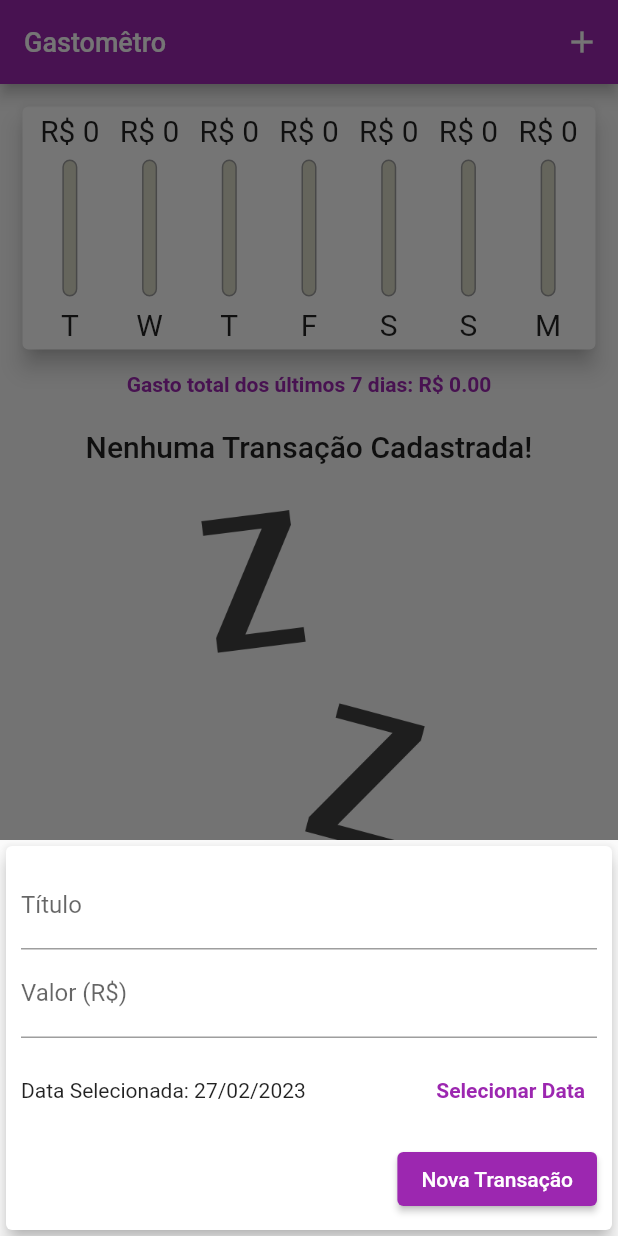
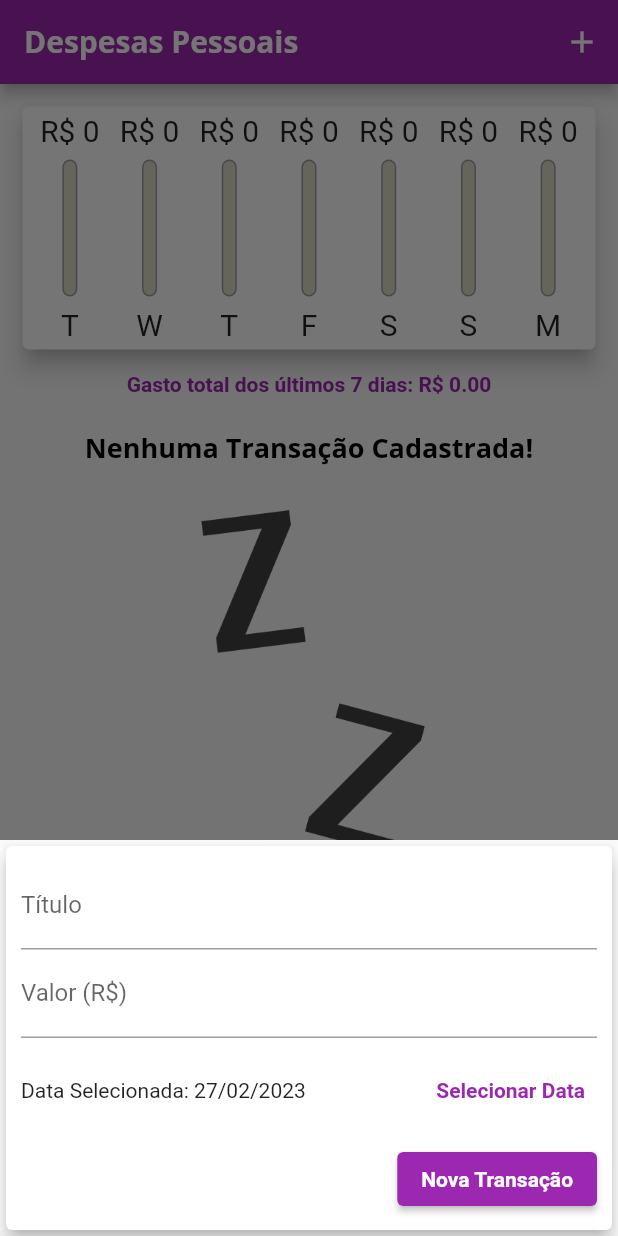
Before and after one commit to Joaovsb30/despesas_pessoais, a Flutter app: the screen it shows after launch, after a tap on the "add" icon, on a phone screen of 412 x 824 dp. Run offline on Flutter 3.47's test engine with Material 2 defaults, Android fonts, the phone set to English and light mode, and no system bars; our stand-ins replace firebase_core; accounts and stored records are empty.

Commit message:
Salvando antes de fazer cagada

```diff
--- /dev/null
+++ b/lib/components/adaptative_button.dart
@@ -0,0 +1,27 @@
+import 'dart:io';
+import 'package:flutter/cupertino.dart';
+import 'package:flutter/material.dart';
+
+class AdaptativeButton extends StatelessWidget {
+  final String? label;
+  final Function()? onPressed;
+
+  AdaptativeButton({
+    this.label,
+    this.onPressed
+});
+
+  @override
+  Widget build(BuildContext context) {
+    return Platform.isIOS ?
+        CupertinoButton(
+            child: Text(label!),
+            onPressed: onPressed!
+        ) :
+
+    ElevatedButton(
+        onPressed: onPressed!,
+        child: Text(label!)
+    );
+  }
+}
--- /dev/null
+++ b/lib/components/adaptative_textField.dart
@@ -0,0 +1,33 @@
+import 'package:flutter/cupertino.dart';
+import 'package:flutter/material.dart';
+import 'dart:io';
+
+
+
+class AdaptativeTextField extends StatelessWidget {
+  final TextEditingController? controller;
+  final Function? onSubmited;
+  final bool? decimalChange;
+  final String? labelText;
+
+  AdaptativeTextField({required this.controller, required this.onSubmited, required this.decimalChange, required this.labelText});
+
+  @override
+  Widget build(BuildContext context) {
+    return Platform.isIOS ?
+
+    CupertinoTextField(
+      keyboardType: TextInputType.numberWithOptions(decimal: decimalChange),
+      onSubmitted: (_) => onSubmited!(),
+      controller: controller,
+      placeholder: labelText,
+    ) :
+
+    TextField(
+      keyboardType: TextInputType.numberWithOptions(decimal: decimalChange),
+      controller: controller!,
+      onSubmitted: (_) => onSubmited!(),
+      decoration: InputDecoration(labelText: labelText),
+    );
+  }
+}
--- a/lib/components/chart_bar.dart
+++ b/lib/components/chart_bar.dart
@@ -5,12 +5,14 @@ class ChartBar extends StatelessWidget {
   final double? value;
   final double? percentage;
 
-  const ChartBar({
+   ChartBar({
     this.label,
     this.value,
     this.percentage,
     Key? key,
   }) : super(key: key);
+
+  final tema = ThemeData();
 
   @override
   Widget build(BuildContext context) {
@@ -45,7 +47,7 @@ class ChartBar extends StatelessWidget {
                         heightFactor: percentage,
                         child: Container(
                           decoration: BoxDecoration(
-                              color: Theme.of(context).primaryColor,
+                              color: Colors.purple,
                               borderRadius: BorderRadius.circular(5)
                           ),
                         ),
--- a/lib/components/sum.dart
+++ b/lib/components/sum.dart
@@ -1,5 +1,4 @@
 import 'package:flutter/material.dart';
-
 import '../models/transactionApp.dart';
 
 
@@ -24,7 +23,7 @@ class SumWeek extends StatelessWidget {
         crossAxisAlignment: CrossAxisAlignment.start,
         children: [
           Text('Gasto total dos últimos 7 dias: R\$ ${_weekTotalValue.toStringAsFixed(2)}',
-            style: TextStyle(fontWeight: FontWeight.bold, color: Theme.of(context).primaryColor),),
+            style: TextStyle(fontWeight: FontWeight.bold, color: Colors.purple),),
 
         ],
       );
--- a/lib/components/transaction_form.dart
+++ b/lib/components/transaction_form.dart
@@ -1,5 +1,7 @@
+import 'adaptative_button.dart';
 import 'package:flutter/material.dart';
 import 'package:intl/intl.dart';
+import 'adaptative_textField.dart';
 
 class TransactionForm extends StatefulWidget {
   final void Function(String, double, DateTime) onSubmit;
@@ -56,22 +58,34 @@ class _TransactionFormState extends State<TransactionForm> {
           bottom: 10 + MediaQuery.of(context).viewInsets.bottom),
           child: Column(
             children: [
-              TextField(
-                controller: _titleController,
-                onSubmitted: (_) => _submitForm(),
-                decoration: const InputDecoration(
-                  labelText: 'Título',
-                ),
+              AdaptativeTextField(
+                  controller: _titleController,
+                  onSubmited: _submitForm,
+                  decimalChange: false,
+                  labelText: 'Título'
               ),
-              TextField(
-                controller: _valueController,
-                keyboardType:
-                    const TextInputType.numberWithOptions(decimal: true),
-                onSubmitted: (_) => _submitForm(),
-                decoration: const InputDecoration(
-                  labelText: 'Valor (R\$)',
-                ),
+              AdaptativeTextField(
+                  controller: _valueController,
+                  onSubmited: _submitForm,
+                  decimalChange: true,
+                  labelText: 'Valor (R\$)'
               ),
+              // TextField(
+              //   controller: _titleController,
+              //   onSubmitted: (_) => _submitForm(),
+              //   decoration: const InputDecoration(
+              //     labelText: 'Título',
+              //   ),
+              // ),
+              // TextField(
+              //   controller: _valueController,
+              //   keyboardType:
+              //       const TextInputType.numberWithOptions(decimal: true),
+              //   onSubmitted: (_) => _submitForm(),
+              //   decoration: const InputDecoration(
+              //     labelText: 'Valor (R\$)',
+              //   ),
+              // ),
               SizedBox(
                 height: 70,
                 child: Row(
@@ -98,15 +112,10 @@ class _TransactionFormState extends State<TransactionForm> {
               Row(
                 mainAxisAlignment: MainAxisAlignment.end,
                 children: <Widget>[
-                  ElevatedButton(
-                    child: Text(
-                      'Nova Transação',
-                      style: TextStyle(
-                        color: Colors.white
-                      ),
-                    ),
+                  AdaptativeButton(
+                    label: 'Nova Transação',
                     onPressed: _submitForm,
-                  ),
+                  )
                 ],
               ),
             ],
--- a/lib/components/transactions_list.dart
+++ b/lib/components/transactions_list.dart
@@ -57,6 +57,7 @@ class TransactionList extends StatelessWidget {
                           ],
                     ));
                   },
+                  child: SingleChildScrollView(
                     child: ListTile(
                       leading: CircleAvatar(
                         backgroundColor: Colors.purple,
@@ -92,6 +93,7 @@ class TransactionList extends StatelessWidget {
                       // ) ,
                     ),
                   ),
+                ),
               );
             },
           );
--- a/lib/main.dart
+++ b/lib/main.dart
@@ -1,146 +1,207 @@
-import 'package:expenses/components/sum.dart';
+import 'dart:math';
+import 'dart:io';
+import 'package:expenses/components/transaction_form.dart';
+import 'package:flutter/material.dart';
+import 'package:flutter/cupertino.dart';
+import 'components/transactions_list.dart';
 import 'components/chart.dart';
-import 'package:flutter/material.dart';
-import 'dart:math';
-import 'components/transaction_form.dart';
-import 'components/transactions_list.dart';
 import 'models/transactionApp.dart';
+import 'components/sum.dart';
 
-void main() {
-
-  runApp(ExpensesApp());}
-
+main() => runApp(ExpensesApp());
 
 class ExpensesApp extends StatelessWidget {
-  const ExpensesApp({Key? key}) : super(key: key);
+  ExpensesApp({Key? key}) : super(key: key);
+  final ThemeData tema = ThemeData();
 
   @override
   Widget build(BuildContext context) {
     return MaterialApp(
       debugShowCheckedModeBanner: false,
-      home: MyHomePage(),
-        theme: ThemeData(
-        primaryColor: Colors.purple,
-        colorScheme: ColorScheme.fromSwatch().copyWith(secondary: Colors.amber,
-        background: Colors.purple,
+      home: const MyHomePage(),
+      theme: tema.copyWith(
+        colorScheme: tema.colorScheme.copyWith(
           primary: Colors.purple,
-        )
+          secondary: Colors.amber,
+        ),
+        textTheme: tema.textTheme.copyWith(
+          titleLarge: const TextStyle(
+            fontFamily: 'OpenSans',
+            fontSize: 18,
+            fontWeight: FontWeight.bold,
+            color: Colors.black,
+          ),
+          labelLarge: const TextStyle(
+            color: Colors.white,
+            fontWeight: FontWeight.bold,
+          ),
+        ),
+        appBarTheme: const AppBarTheme(
+          titleTextStyle: TextStyle(
+            fontFamily: 'OpenSans',
+            fontSize: 20,
+            fontWeight: FontWeight.bold,
+          ),
+        ),
       ),
     );
   }
 }
 
 class MyHomePage extends StatefulWidget {
+  const MyHomePage({Key? key}) : super(key: key);
 
   @override
   State<MyHomePage> createState() => _MyHomePageState();
 }
 
 class _MyHomePageState extends State<MyHomePage> {
-  List<TransactionApp> _transactions = [];
+  final List<TransactionApp> _transactions = [];
   bool _showChart = false;
 
   List<TransactionApp> get _recentTransactions {
-    return _transactions.where((tr){
-      return tr.date!.isAfter(DateTime.now().subtract(Duration(days: 7)));
+    return _transactions.where((tr) {
+      return tr.date!.isAfter(DateTime.now().subtract(
+        const Duration(days: 7),
+      ));
     }).toList();
   }
 
   _addTransaction(String title, double value, DateTime date) {
     final newTransaction = TransactionApp(
       id: Random().nextDouble().toString(),
-      date: date,
       title: title,
       value: value,
+      date: date,
     );
 
     setState(() {
       _transactions.add(newTransaction);
     });
+
     Navigator.of(context).pop();
   }
 
-  _removeTransaction(String id){
+  _removeTransaction(String id) {
     setState(() {
       _transactions.removeWhere((tr) => tr.id == id);
     });
   }
 
-  _openTransactionFormModal(BuildContext context){
+  _openTransactionFormModal(BuildContext context) {
     showModalBottomSheet(
       context: context,
-        builder: (_){
+      builder: (_) {
         return TransactionForm(_addTransaction);
+      },
+    );
   }
-    );
+
+  Widget _getIconButton(IconData icon, Function() fn) {
+    return Platform.isIOS
+        ? GestureDetector(onTap: fn, child: Icon(icon))
+        : IconButton(icon: Icon(icon), onPressed: fn);
   }
 
   @override
   Widget build(BuildContext context) {
-    bool isLandscape = MediaQuery.of(context).orientation == Orientation.landscape;
+    final mediaQuery = MediaQuery.of(context);
+    bool isLandscape = mediaQuery.orientation == Orientation.landscape;
+    final iconList = Platform.isIOS ? CupertinoIcons.refresh: Icons.list;
+    final chartList = Platform.isIOS ? CupertinoIcons.refresh : Icons.bar_chart;
 
-    final appBar = AppBar(
-      backgroundColor: Theme.of(context).colorScheme.background,
-      title: Text('Gastomêtro',
-      style: TextStyle(fontSize: 18 * MediaQuery.of(context).textScaleFactor),
-      ),
-      actions: [
-        if(isLandscape)IconButton(onPressed: () {
+    final actions = [
+      if (isLandscape)
+        _getIconButton(
+          _showChart ? chartList : iconList,
+              () {
             setState(() {
               _showChart = !_showChart;
             });
           },
-            icon: _showChart ? Icon(Icons.list) : Icon(Icons.bar_chart_outlined) ),
-        IconButton(onPressed: () => _openTransactionFormModal(context),
-            icon: Icon(Icons.add))
-      ],
+        ),
+      _getIconButton(
+        Platform.isIOS ? CupertinoIcons.add : Icons.add,
+            () => _openTransactionFormModal(context),
+      ),
+    ];
+
+    final PreferredSizeWidget appBar = AppBar(
+      title: const Text('Despesas Pessoais'),
+      actions: actions,
     );
-    final availableHeight = MediaQuery.of(context).size.height - appBar.preferredSize.height
-        - MediaQuery.of(context).padding.top;
 
-    return Scaffold(
-      appBar: appBar,
-      body: SingleChildScrollView(
+    final availableHeight = mediaQuery.size.height -
+        appBar.preferredSize.height -
+        mediaQuery.padding.top;
+
+    final bodyPage = SafeArea(
+      child: SingleChildScrollView(
         child: Column(
           crossAxisAlignment: CrossAxisAlignment.stretch,
           children: [
-            //if(isLandscape)
-            // Row(
-            //   mainAxisAlignment: MainAxisAlignment.center,
-            //   children: [
-            //     Text('Exibir Gráfico'),
-            //     // Switch(
-            //     //     value: _showChart,
-            //     //     onChanged: (value){
-            //     //       setState(() {
-            //     //         _showChart = value;
-            //     //       });
-            //     //
-            //     //     }),
-            //   ],
-            // ),
-            if(_showChart || !isLandscape)
-            Container(
-              height: availableHeight * (isLandscape ? 0.5 : 0.25),
+            // if (isLandscape)
+            //   Row(
+            //     mainAxisAlignment: MainAxisAlignment.center,
+            //     children: [
+            //       const Text('Exibir Gráfico'),
+            //       Switch.adaptive(
+            //         activeColor: Theme.of(context).colorScheme.secondary,
+            //         value: _showChart,
+            //         onChanged: (value) {
+            //           setState(() {
+            //             _showChart = value;
+            //           });
+            //         },
+            //       ),
+            //     ],
+            //   ),
+            if (_showChart || !isLandscape)
+              SizedBox(
+                height: availableHeight * (isLandscape ? 0.70 : 0.25),
                 child: Chart(_recentTransactions),
               ),
-            if(!_showChart || !isLandscape)
-              Container(
-                  height: availableHeight * 0.05,
-                  child: SumWeek(_recentTransactions)),
-            if(!_showChart || !isLandscape)
-            Container(
-              height: availableHeight * 0.70,
-                child: TransactionList(_transactions, _removeTransaction)
+            if (!_showChart || !isLandscape)
+              SizedBox(
+                  height: availableHeight * (isLandscape ? 0.01 : 0.0)
+              ),
+            if (!_showChart || !isLandscape)
+            SizedBox(
+              height: availableHeight * (isLandscape ? 0.05 : 0.05),
+              child: SumWeek(_recentTransactions),
+            ),
+            if (!_showChart || !isLandscape)
+              SizedBox(
+                height: availableHeight * (isLandscape ? 0.95 : 0.7),
+                child: TransactionList(_transactions, _removeTransaction),
               ),
           ],
         ),
       ),
-      floatingActionButton: FloatingActionButton(
-        child: Icon(Icons.add),
-        onPressed: () => _openTransactionFormModal(context) ,
+    );
+
+    return Platform.isIOS
+        ? CupertinoPageScaffold(
+      navigationBar: CupertinoNavigationBar(
+        middle: const Text('Despesas Pessoais'),
+        trailing: Row(
+          mainAxisSize: MainAxisSize.min,
+          children: actions,
         ),
-      floatingActionButtonLocation: FloatingActionButtonLocation.centerFloat,
+      ),
+      child: bodyPage,
+    )
+        : Scaffold(
+      appBar: appBar,
+      body: bodyPage,
+      floatingActionButton: Platform.isIOS
+          ? Container()
+          : FloatingActionButton(
+        child: const Icon(Icons.add),
+        onPressed: () => _openTransactionFormModal(context),
+      ),
+      floatingActionButtonLocation:
+      FloatingActionButtonLocation.centerFloat,
     );
   }
 }
```
Lines whose indentation alone changed are shown as unchanged.
